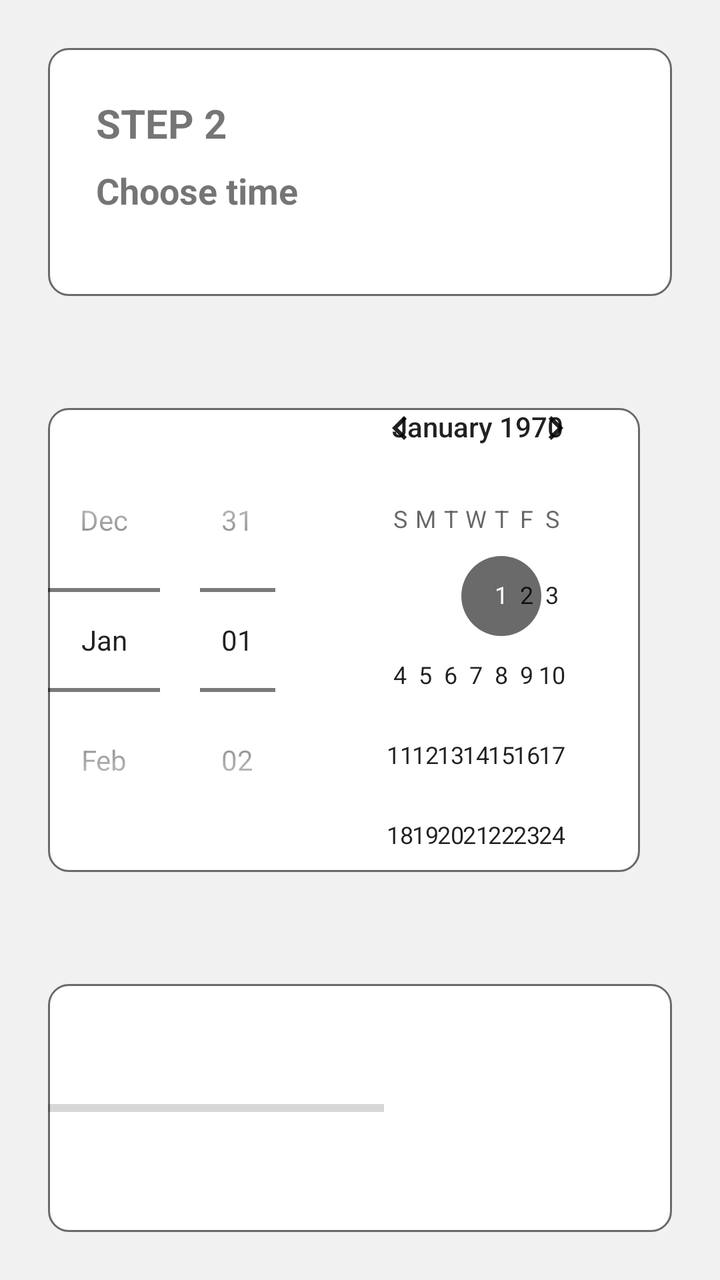
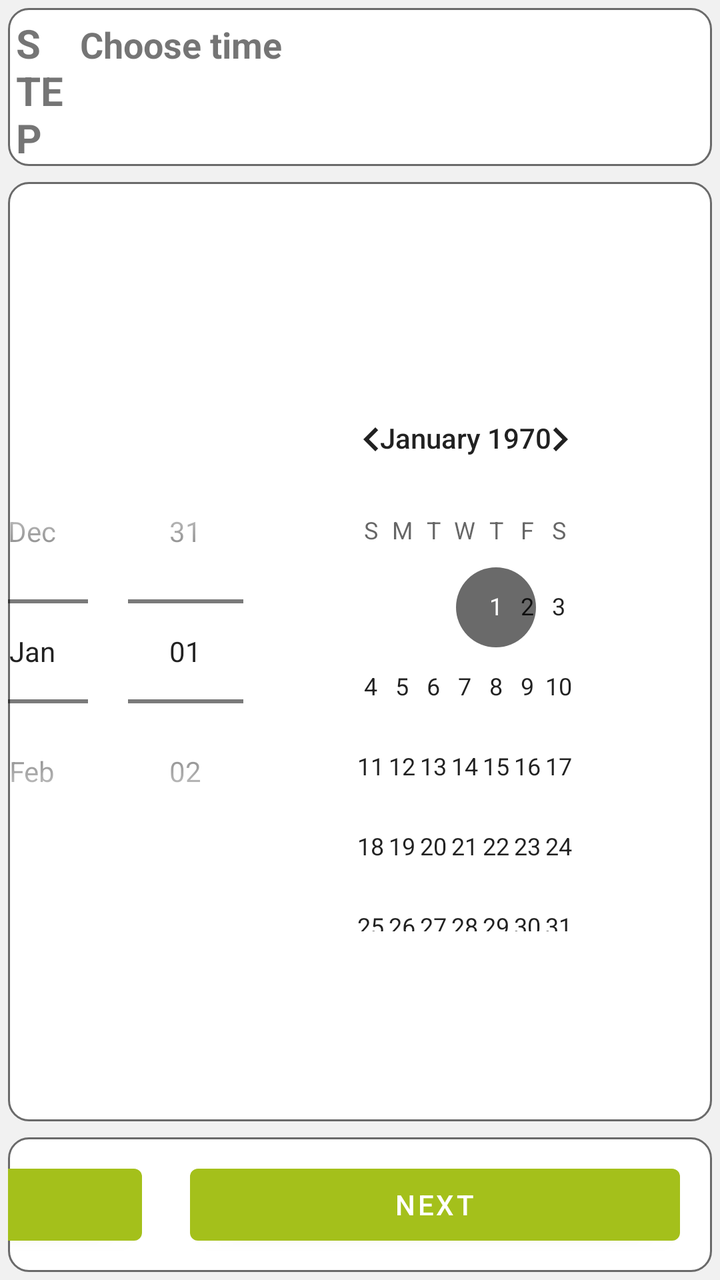

Two renders of the same Android screen: before a commit and after it. Below are the layout's source before the change and the commit's diff.
<!-- AndroidManifest.xml: application theme AppTheme -->
<!-- res/layout/fragment_creator_time_select.xml -->
<?xml version="1.0" encoding="utf-8"?>
<layout xmlns:android="http://schemas.android.com/apk/res/android"
    xmlns:app="http://schemas.android.com/apk/res-auto"
    xmlns:tools="http://schemas.android.com/tools">

    <data>

        <variable
            name="viewModel"
            type="eu.agribot.agribotapp.ui.fragment.taskcreator.timeselect.CreatorTimeSelectViewModel" />
    </data>


    <LinearLayout
        android:layout_width="match_parent"
        android:layout_height="match_parent"
        android:gravity="center"
        android:orientation="vertical"
        android:background="@color/background_gray">


            <LinearLayout
                android:layout_width="match_parent"
                android:layout_height="0dp"
                android:layout_weight="1"
                android:layout_margin="@dimen/margin_xlarge"
                android:background="@drawable/rounded_corner_layout"
                android:orientation="vertical">

                <TextView
                    android:layout_width="match_parent"
                    android:layout_height="wrap_content"
                    android:layout_marginHorizontal="@dimen/margin_xlarge"
                    android:layout_marginTop="@dimen/margin_xlarge"
                    android:layout_marginBottom="@dimen/margin_medium"
                    android:text="@string/step_2"
                    android:textSize="@dimen/text_size_xlarge"
                    android:textStyle="bold" />

                <TextView
                    android:layout_width="match_parent"
                    android:layout_height="wrap_content"
                    android:layout_marginHorizontal="@dimen/margin_xlarge"
                    android:layout_marginBottom="@dimen/margin_xlarge"
                    android:text="@string/choose_time"
                    android:textSize="@dimen/text_size_large"
                    android:textStyle="bold" />


            </LinearLayout>


            <LinearLayout
                android:layout_width="match_parent"
                android:layout_height="0dp"
                android:layout_weight="2"
                android:layout_margin="@dimen/margin_xlarge"
                android:gravity="center">

                <DatePicker
                    android:id="@+id/date_picker"
                    android:layout_width="wrap_content"
                    android:layout_height="match_parent"
                    android:layout_gravity="center"
                    android:layout_margin="@dimen/margin_medium"
                    android:background="@drawable/rounded_corner_layout"
                    android:datePickerMode="spinner" />

                <TimePicker
                    android:id="@+id/time_picker"
                    android:layout_width="wrap_content"
                    android:layout_height="match_parent"
                    android:layout_gravity="center"
                    android:layout_margin="@dimen/margin_medium"
                    android:background="@drawable/rounded_corner_layout"
                    android:timePickerMode="clock" />
            </LinearLayout>



        <LinearLayout
            android:layout_width="match_parent"
            android:layout_height="0dp"
            android:layout_weight="1"
            android:layout_margin="@dimen/margin_xlarge"
            android:background="@drawable/rounded_corner_layout"
            android:gravity="end"
            android:orientation="horizontal">

            <TextView
                android:layout_width="wrap_content"
                android:layout_height="wrap_content"
                android:layout_gravity="center"
                android:layout_marginHorizontal="@dimen/margin_large"
                android:text="@string/configuration_progress" />

            <ProgressBar
                style="@style/Widget.AppCompat.ProgressBar.Horizontal"
                android:layout_width="452dp"
                android:layout_height="wrap_content"
                android:padding="@dimen/margin_large"
                android:layout_gravity="center"
                android:layout_marginHorizontal="@dimen/margin_large"
                android:progress="50" />


            <TextView
                android:layout_width="wrap_content"
                android:layout_height="wrap_content"
                android:layout_gravity="center"
                android:layout_marginHorizontal="@dimen/margin_large"
                android:text="@string/set_time_question" />


            <androidx.appcompat.widget.SwitchCompat
                android:id="@+id/time_activator"
                android:layout_width="wrap_content"
                android:layout_height="wrap_content"
                android:layout_gravity="center"
                android:layout_marginHorizontal="@dimen/margin_large" />


            <com.google.android.material.button.MaterialButton
                android:layout_width="wrap_content"
                android:layout_height="wrap_content"
                android:layout_margin="@dimen/margin_medium"
                android:layout_gravity="center"
                android:onClick="@{()-> viewModel.onPreviousButtonClicked()}"
                android:text="@string/back_button" />

            <com.google.android.material.button.MaterialButton
                android:layout_width="wrap_content"
                android:layout_height="wrap_content"
                android:layout_gravity="center"
                android:layout_marginHorizontal="@dimen/margin_large"
                android:layout_marginVertical="@dimen/margin_medium"
                android:onClick="@{()-> viewModel.onNextButtonClicked()}"
                android:text="@string/next_button" />


        </LinearLayout>


    </LinearLayout>

</layout>
<!-- resources referenced by this layout -->
<resources>
  <color name="background_gray">#f1f1f1</color>
  <dimen name="margin_large">16dp</dimen>
  <dimen name="margin_medium">8dp</dimen>
  <dimen name="margin_xlarge">24dp</dimen>
  <dimen name="text_size_large">18sp</dimen>
  <dimen name="text_size_xlarge">20sp</dimen>
  <!-- drawable rounded_corner_layout (drawable-mdpi) -->
  <?xml version="1.0" encoding="utf-8"?>
  <shape xmlns:android="http://schemas.android.com/apk/res/android">
  
      <solid android:color="@android:color/white"/>
      <corners android:radius="10dp"/>
      <stroke
          android:width="1dp"
          android:color="@color/gray" />
  
  </shape>
  <string name="back_button">Powrót</string>
  <string name="choose_time">Choose time</string>
  <string name="configuration_progress">Postęp konfiguracji</string>
  <string name="next_button">Next</string>
  <string name="set_time_question">Czy chcesz ustawic czas?</string>
  <string name="step_2">STEP 2</string>
  <style name="AppTheme" parent="Theme.MaterialComponents.Light.DarkActionBar">
          
          <item name="colorPrimary">@color/colorPrimary</item>
          <item name="colorPrimaryDark">@color/colorPrimaryDark</item>
          <item name="colorAccent">@color/colorAccent</item>
      </style>
  <color name="gray">#6A6A6A</color>
  <color name="colorPrimary">@color/base_green</color>
  <color name="colorPrimaryDark">@color/base_green_darker</color>
  <color name="colorAccent">@color/gray</color>
  <color name="base_green">#a4c01b</color>
  <color name="base_green_darker">#839915</color>
</resources>

<!-- the commit's change to res/layout/fragment_creator_time_select.xml (unified diff, before → after) -->
@@ -14,38 +14,75 @@
     <LinearLayout
         android:layout_width="match_parent"
         android:layout_height="match_parent"
+        android:layout_margin="@dimen/margin_medium"
         android:gravity="center"
         android:orientation="vertical"
         android:background="@color/background_gray">
 
 
             <LinearLayout
+            android:layout_width="match_parent"
+            android:layout_height="12dp"
+            android:layout_margin="@dimen/margin_small"
+            android:layout_weight="1"
+            android:background="@drawable/rounded_corner_layout"
+            android:orientation="horizontal">
+
+            <TextView
+                android:layout_width="match_parent"
+                android:layout_height="wrap_content"
+                android:layout_margin="@dimen/margin_small"
+                android:layout_weight="10"
+                android:text="@string/step_2"
+                android:textSize="@dimen/text_size_xlarge"
+                android:textStyle="bold" />
+
+            <TextView
+                android:layout_width="match_parent"
+                android:layout_height="wrap_content"
+                android:layout_margin="@dimen/margin_small"
+                android:layout_weight="1"
+
+                android:text="@string/choose_time"
+                android:textSize="@dimen/text_size_large"
+                android:textStyle="bold" />
+
+
+        </LinearLayout>
+
+
+            <LinearLayout
                 android:layout_width="match_parent"
                 android:layout_height="0dp"
-                android:layout_weight="1"
-                android:layout_margin="@dimen/margin_xlarge"
+                android:layout_weight="7"
+                android:layout_margin="@dimen/margin_small"
                 android:background="@drawable/rounded_corner_layout"
-                android:orientation="vertical">
+                android:gravity="center">
 
-                <TextView
-                    android:layout_width="match_parent"
+
+                <DatePicker
+                    android:id="@+id/date_picker"
+                    android:layout_width="wrap_content"
                     android:layout_height="wrap_content"
-                    android:layout_marginHorizontal="@dimen/margin_xlarge"
-                    android:layout_marginTop="@dimen/margin_xlarge"
-                    android:layout_marginBottom="@dimen/margin_medium"
-                    android:text="@string/step_2"
-                    android:textSize="@dimen/text_size_xlarge"
-                    android:textStyle="bold" />
+                    android:layout_gravity="center"
+                    android:layout_margin="@dimen/margin_medium"
+                    android:datePickerMode="spinner" />
 
-                <TextView
-                    android:layout_width="match_parent"
+                <TimePicker
+                    android:id="@+id/time_picker"
+                    android:layout_width="wrap_content"
                     android:layout_height="wrap_content"
-                    android:layout_marginHorizontal="@dimen/margin_xlarge"
-                    android:layout_marginBottom="@dimen/margin_xlarge"
-                    android:text="@string/choose_time"
-                    android:textSize="@dimen/text_size_large"
-                    android:textStyle="bold" />
+                    android:layout_gravity="center"
+                    android:layout_margin="@dimen/margin_medium"
+                    android:timePickerMode="clock" />
 
+
+                <androidx.appcompat.widget.SwitchCompat
+                    android:id="@+id/time_activator"
+                    android:layout_width="wrap_content"
+                    android:layout_height="wrap_content"
+                    android:layout_gravity="center"
+                    android:layout_marginHorizontal="@dimen/margin_large" />
 
             </LinearLayout>
 
@@ -53,92 +90,48 @@
             <LinearLayout
                 android:layout_width="match_parent"
                 android:layout_height="0dp"
-                android:layout_weight="2"
-                android:layout_margin="@dimen/margin_xlarge"
-                android:gravity="center">
+                android:layout_weight="1"
+                android:layout_margin="@dimen/margin_small"
+                android:background="@drawable/rounded_corner_layout"
+                android:gravity="end"
+                android:orientation="horizontal">
 
-                <DatePicker
-                    android:id="@+id/date_picker"
-                    android:layout_width="wrap_content"
-                    android:layout_height="match_parent"
+                <TextView
+                    android:layout_width="100dp"
+                    android:layout_height="wrap_content"
                     android:layout_gravity="center"
-                    android:layout_margin="@dimen/margin_medium"
-                    android:background="@drawable/rounded_corner_layout"
-                    android:datePickerMode="spinner" />
+                    android:layout_marginHorizontal="@dimen/margin_large"
+                    android:text="@string/configuration_progress" />
 
-                <TimePicker
-                    android:id="@+id/time_picker"
-                    android:layout_width="wrap_content"
-                    android:layout_height="match_parent"
+                <ProgressBar
+                    style="@style/Widget.AppCompat.ProgressBar.Horizontal"
+                    android:layout_width="245dp"
+                    android:layout_height="wrap_content"
+                    android:padding="@dimen/margin_large"
                     android:layout_gravity="center"
-                    android:layout_margin="@dimen/margin_medium"
-                    android:background="@drawable/rounded_corner_layout"
-                    android:timePickerMode="clock" />
-            </LinearLayout>
+                    android:layout_marginHorizontal="@dimen/margin_large"
+                    android:progress="50" />
 
 
+                <com.google.android.material.button.MaterialButton
+                    android:layout_width="245dp"
+                    android:layout_height="wrap_content"
+                    android:layout_margin="@dimen/margin_medium"
+                    android:layout_gravity="center"
+                    android:onClick="@{()-> viewModel.onPreviousButtonClicked()}"
+                    android:text="@string/back_button" />
 
-        <LinearLayout
-            android:layout_width="match_parent"
-            android:layout_height="0dp"
-            android:layout_weight="1"
-            android:layout_margin="@dimen/margin_xlarge"
-            android:background="@drawable/rounded_corner_layout"
-            android:gravity="end"
-            android:orientation="horizontal">
-
-            <TextView
-                android:layout_width="wrap_content"
-                android:layout_height="wrap_content"
-                android:layout_gravity="center"
-                android:layout_marginHorizontal="@dimen/margin_large"
-                android:text="@string/configuration_progress" />
-
-            <ProgressBar
-                style="@style/Widget.AppCompat.ProgressBar.Horizontal"
-                android:layout_width="452dp"
-                android:layout_height="wrap_content"
-                android:padding="@dimen/margin_large"
-                android:layout_gravity="center"
-                android:layout_marginHorizontal="@dimen/margin_large"
-                android:progress="50" />
+                <com.google.android.material.button.MaterialButton
+                    android:layout_width="245dp"
+                    android:layout_height="wrap_content"
+                    android:layout_gravity="center"
+                    android:layout_marginHorizontal="@dimen/margin_large"
+                    android:layout_marginVertical="@dimen/margin_medium"
+                    android:onClick="@{()-> viewModel.onNextButtonClicked()}"
+                    android:text="@string/next_button" />
 
 
-            <TextView
-                android:layout_width="wrap_content"
-                android:layout_height="wrap_content"
-                android:layout_gravity="center"
-                android:layout_marginHorizontal="@dimen/margin_large"
-                android:text="@string/set_time_question" />
-
-
-            <androidx.appcompat.widget.SwitchCompat
-                android:id="@+id/time_activator"
-                android:layout_width="wrap_content"
-                android:layout_height="wrap_content"
-                android:layout_gravity="center"
-                android:layout_marginHorizontal="@dimen/margin_large" />
-
-
-            <com.google.android.material.button.MaterialButton
-                android:layout_width="wrap_content"
-                android:layout_height="wrap_content"
-                android:layout_margin="@dimen/margin_medium"
-                android:layout_gravity="center"
-                android:onClick="@{()-> viewModel.onPreviousButtonClicked()}"
-                android:text="@string/back_button" />
-
-            <com.google.android.material.button.MaterialButton
-                android:layout_width="wrap_content"
-                android:layout_height="wrap_content"
-                android:layout_gravity="center"
-                android:layout_marginHorizontal="@dimen/margin_large"
-                android:layout_marginVertical="@dimen/margin_medium"
-                android:onClick="@{()-> viewModel.onNextButtonClicked()}"
-                android:text="@string/next_button" />
-
-
-        </LinearLayout>
+            </LinearLayout>
 
 
     </LinearLayout>
<!-- resource entries referenced after the edit -->
@@ -3,7 +3,7 @@
   <color name="background_gray">#f1f1f1</color>
   <dimen name="margin_large">16dp</dimen>
   <dimen name="margin_medium">8dp</dimen>
-  <dimen name="margin_xlarge">24dp</dimen>
+  <dimen name="margin_small">4dp</dimen>
   <dimen name="text_size_large">18sp</dimen>
   <dimen name="text_size_xlarge">20sp</dimen>
   <!-- drawable rounded_corner_layout (drawable-mdpi) -->
@@ -21,7 +21,6 @@
   <string name="choose_time">Choose time</string>
   <string name="configuration_progress">Postęp konfiguracji</string>
   <string name="next_button">Next</string>
-  <string name="set_time_question">Czy chcesz ustawic czas?</string>
   <string name="step_2">STEP 2</string>
   <style name="AppTheme" parent="Theme.MaterialComponents.Light.DarkActionBar">
           
